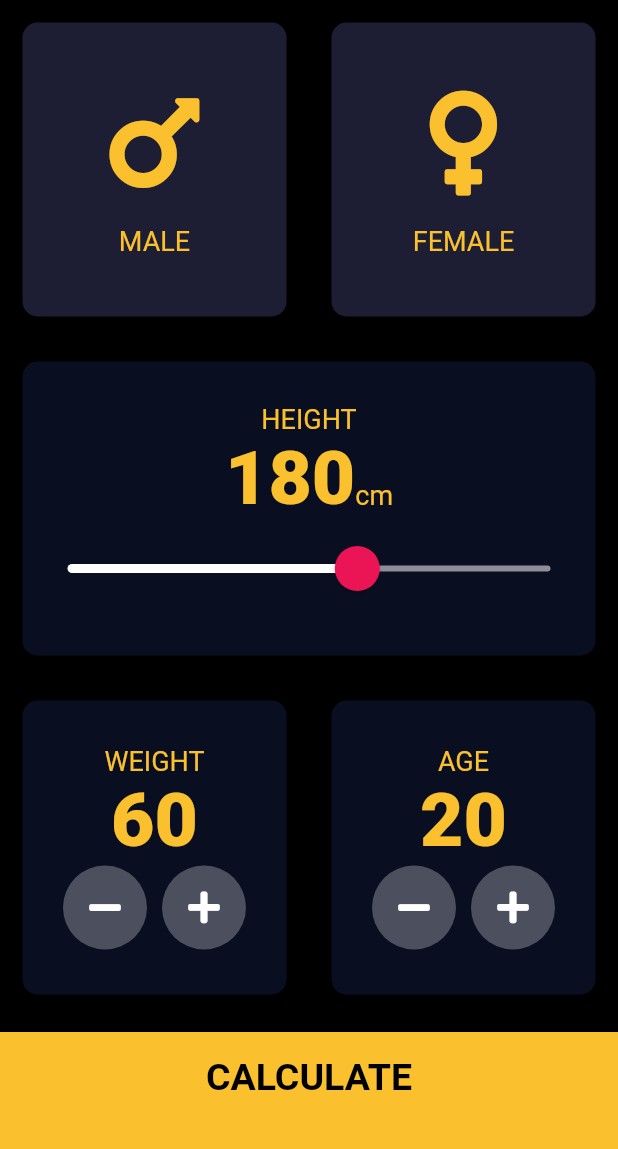
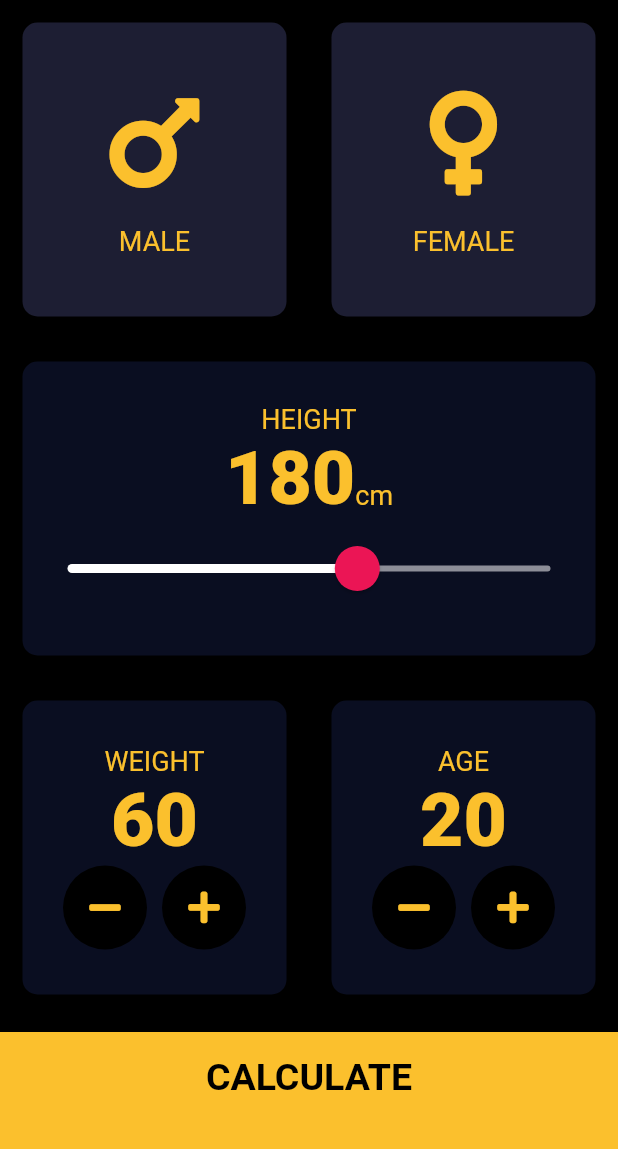
Before and after one commit to JasonLim1009/bmi_calculator_flutter, a Flutter app: the screen it shows after launch, on a phone screen of 412 x 824 dp, the part 84-1233 px from its top. Run offline on Flutter 3.47's test engine with Material 2 defaults, Android fonts, the phone set to English and light mode, and no system bars; our stand-ins replace font_awesome_flutter.

Commit message:
Update round_icon_button.dart

```diff
--- a/lib/components/round_icon_button.dart
+++ b/lib/components/round_icon_button.dart
@@ -10,14 +10,17 @@ class RoundIconButton extends StatelessWidget {
   Widget build(BuildContext context) {
     return RawMaterialButton(
       elevation: 0.0,
-      child: Icon(icon),
+      child: Icon(
+        icon,
+        color: Colors.yellow[700],
+      ),
       onPressed: onPressed,
       constraints: BoxConstraints.tightFor(
         width: 56.0,
         height: 56.0,
       ),
       shape: CircleBorder(),
-      fillColor: Color(0xFF4C4F5E),
+      fillColor: Color(0xFF000000),
     );
   }
 }
```
